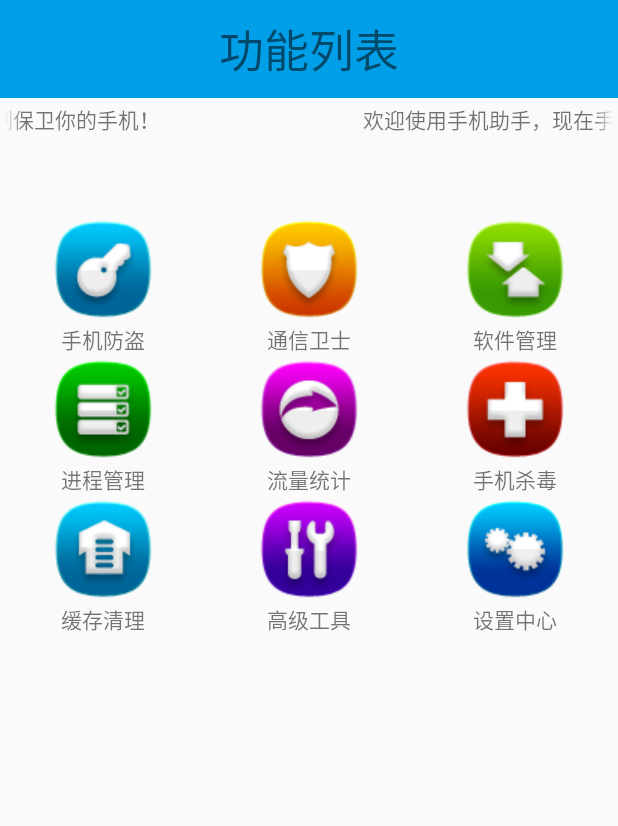
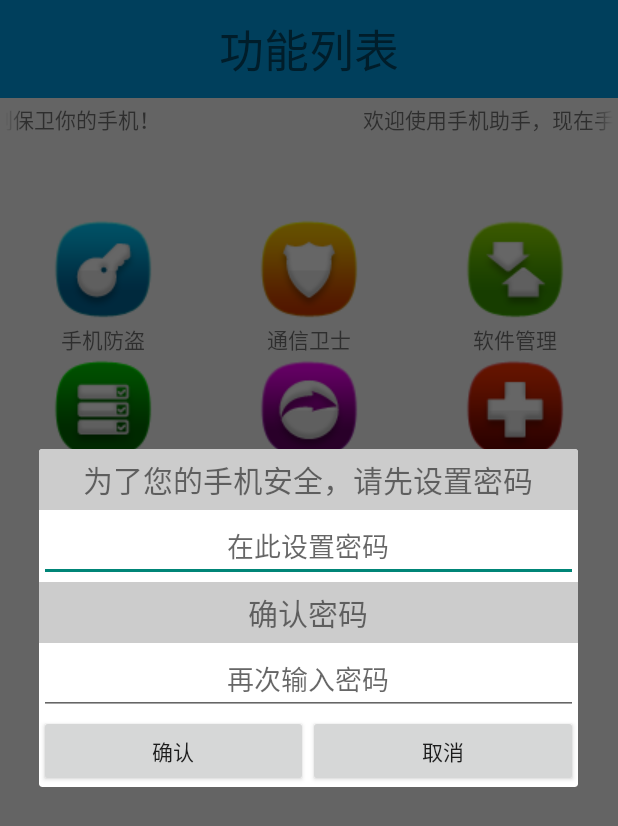
Before and after one commit to huuugh/AndroidPhoneManager, an Android app: the screen it shows after launch (HomeActivity), after a tap on "手机防盗", on a phone screen of 412 x 824 dp. Shown: the top 826 px of the screen. Run offline under Robolectric (Android 15) with nearby library versions, the light colour scheme and no system bars.

Commit message:
手机防盗的进入时设置密码和输入密码

```diff
--- a/PhoneManager/src/main/AndroidManifest.xml
+++ b/PhoneManager/src/main/AndroidManifest.xml
@@ -20,7 +20,8 @@
             </intent-filter>
         </activity>
         <activity android:name=".Activity.HomeActivity" />
-        <activity android:name=".Activity.SettingCenterActivity"></activity>
+        <activity android:name=".Activity.SettingCenterActivity" />
+        <activity android:name=".Activity.PhoneBakActivity"></activity>
     </application>
 
 </manifest>
--- a/PhoneManager/src/main/java/com/app/hugh/androidphonemanager/Activity/HomeActivity.java
+++ b/PhoneManager/src/main/java/com/app/hugh/androidphonemanager/Activity/HomeActivity.java
@@ -1,19 +1,25 @@
 package com.app.hugh.androidphonemanager.Activity;
 
+import android.app.AlertDialog;
 import android.content.Intent;
 import android.support.v7.app.ActionBar;
 import android.support.v7.app.ActionBarActivity;
 import android.os.Bundle;
+import android.util.Log;
 import android.view.View;
 import android.view.ViewGroup;
 import android.widget.AdapterView;
 import android.widget.BaseAdapter;
+import android.widget.Button;
+import android.widget.EditText;
 import android.widget.GridView;
 import android.widget.ImageView;
 import android.widget.TextView;
 import android.widget.Toast;
 
+import com.app.hugh.androidphonemanager.Application.DataShareApplication;
 import com.app.hugh.androidphonemanager.R;
+import com.app.hugh.androidphonemanager.Utils.MD5_Utils;
 
 public class HomeActivity extends ActionBarActivity {
 
@@ -73,14 +79,35 @@ public class HomeActivity extends ActionBarActivity {
 
     class FuncListOnclickListener implements AdapterView.OnItemClickListener {
 
+        private EditText et_dialog_inputpsw;
+        private String psw_phoneBak;
+        private Button bt_dialog_confirminput;
+        private Button bt_dialog_cancelinput;
+        private AlertDialog inputalertDialog;
+        private EditText et_dialog_setpsw;
+        private EditText et_dialog_cofirmsetpsw;
+        private Button bt_dialog_confirmset;
+        private Button bt_dialog_cancelset;
+        private AlertDialog setalertDialog;
+
         @Override
         public void onItemClick(AdapterView<?> parent, View view, int position, long id)
         {
             switch (position)
             {
                 case 0:
-                    Toast.makeText(HomeActivity.this, "手机防盗", Toast.LENGTH_SHORT).show();
+                    /*打开手机防盗*/
+                    psw_phoneBak = DataShareApplication.getdata("psw_PhoneBak");
+                    if (psw_phoneBak!=null)
+                    {
+                        inputpsw();
+                    }
+                    else
+                    {
+                        setpsw();
+                    }
                     break;
+
                 case 1:
                     Toast.makeText(HomeActivity.this, "通信卫士", Toast.LENGTH_SHORT).show();
 
@@ -114,5 +141,105 @@ public class HomeActivity extends ActionBarActivity {
                     break;
             }
         }
+
+        private void setpsw()
+        {
+            /*显示设置密码的对话框*/
+            AlertDialog.Builder builder = new AlertDialog.Builder(HomeActivity.this);
+            View setinflate = View.inflate(HomeActivity.this, R.layout.setpswdialog, null);
+            builder.setView(setinflate);
+            setalertDialog = builder.create();
+            setalertDialog.show();
+            /*取出输入的内容*/
+            et_dialog_setpsw = (EditText) setinflate.findViewById(R.id.et_dialog_setpsw);
+            et_dialog_cofirmsetpsw = (EditText) setinflate.findViewById(R.id.et_dialog_cofirmsetpsw);
+            bt_dialog_confirmset = (Button) setinflate.findViewById(R.id.bt_dialog_confirmset);
+            bt_dialog_cancelset = (Button) setinflate.findViewById(R.id.bt_dialog_cancelset);
+            /*设置确定键监听*/
+            bt_dialog_confirmset.setOnClickListener(new View.OnClickListener() {
+                @Override
+                public void onClick(View v)
+                {
+                    String setpsw = et_dialog_setpsw.getText().toString();
+                    String setpswagain = et_dialog_cofirmsetpsw.getText().toString();
+                    if(setpsw.isEmpty()||setpswagain.isEmpty())
+                    {
+                        Toast.makeText(HomeActivity.this, "输入的内容不能为空", Toast.LENGTH_SHORT).show();
+                    }
+                    else
+                    {
+                        if(setpsw.equals(setpswagain))
+                        {
+                            /*设置密码成功，保存密码(加密)，停顿两秒进入手机防盗页面*/
+                            DataShareApplication.savedata("psw_PhoneBak", MD5_Utils.pressure_tight(setpsw));
+                            setalertDialog.dismiss();
+                            startActivity(new Intent(HomeActivity.this, PhoneBakActivity.class));
+                        }
+                        else
+                        {
+                            Toast.makeText(HomeActivity.this, "两次输入的密码不一致", Toast.LENGTH_SHORT).show();
+                        }
+                    }
+                }
+            });
+            /*设置取消键监听*/
+            bt_dialog_cancelset.setOnClickListener(new View.OnClickListener() {
+                @Override
+                public void onClick(View v)
+                {
+                    setalertDialog.dismiss();
+                }
+            });
+        }
+
+        private void inputpsw()
+        {
+            /*显示输入密码的对话框*/
+            AlertDialog.Builder builder = new AlertDialog.Builder(HomeActivity.this);
+            View inputinflate = View.inflate(HomeActivity.this, R.layout.inputpswdialog,null);
+            builder.setView(inputinflate);
+            inputalertDialog = builder.create();
+            inputalertDialog.show();
+            /*取出输入的内容*/
+            et_dialog_inputpsw = (EditText) inputinflate.findViewById(R.id.et_dialog_inputpsw);
+            bt_dialog_confirminput = (Button) inputinflate.findViewById(R.id.bt_dialog_confirminput);
+            bt_dialog_cancelinput = (Button) inputinflate.findViewById(R.id.bt_dialog_cancelinput);
+            /*设置确认键监听*/
+            bt_dialog_confirminput.setOnClickListener(new View.OnClickListener()
+            {
+                @Override
+                public void onClick(View v)
+                {
+                    Log.e("bt_dialog_confirminput", "确认");
+                    String inputpsw = et_dialog_inputpsw.getText().toString();
+                    String pressure_tight = MD5_Utils.pressure_tight(inputpsw);
+                    if (!pressure_tight.isEmpty())
+                    {
+                        if (pressure_tight.equals(psw_phoneBak))
+                        {
+                            inputalertDialog.dismiss();
+                            startActivity(new Intent(HomeActivity.this,PhoneBakActivity.class));
+                        }
+                        else
+                        {
+                            Toast.makeText(HomeActivity.this, "密码错误，请重新输入", Toast.LENGTH_SHORT).show();
+                        }
+                    } else
+                    {
+                        Toast.makeText(HomeActivity.this, "输入密码不能为空", Toast.LENGTH_SHORT).show();
+                    }
+                }
+            });
+            /*设置取消键监听*/
+            bt_dialog_cancelinput.setOnClickListener(new View.OnClickListener()
+            {
+                @Override
+                public void onClick(View v)
+                {
+                    Log.e("bt_dialog_cancelinput","取消");
+                    inputalertDialog.dismiss();
+                }
+            });
+        }
     }
 }
--- a/PhoneManager/src/main/java/com/app/hugh/androidphonemanager/Activity/SplashActivity.java
+++ b/PhoneManager/src/main/java/com/app/hugh/androidphonemanager/Activity/SplashActivity.java
@@ -43,6 +43,7 @@ public class SplashActivity extends ActionBarActivity {
     final  int GET_OK = 1;
     private ProgressDialog pd;
     private TextView tv_splash_version;
+    private String path;
 
     @Override
     protected void onCreate(Bundle savedInstanceState) {
@@ -51,6 +52,8 @@ public class SplashActivity extends ActionBarActivity {
         /*隐藏ActionBar*/
         ActionBar actionBar = getSupportActionBar();
         actionBar.hide();
+        /*取出服务器地址*/
+        path=DataShareApplication.path;
 
         tv_splash_version = (TextView) findViewById(R.id.tv_splash_version);
         getCurrentVersion();
@@ -99,7 +102,7 @@ public class SplashActivity extends ActionBarActivity {
             e.printStackTrace();
         }
         /*此处生设置在Splash页面显示版本号*/
-        tv_splash_version.setText("Version: "+CurrentVersionCode+".0");
+        tv_splash_version.setText("ver: "+CurrentVersionCode+".0");
         return CurrentVersionCode;
     }
 
@@ -111,7 +114,7 @@ public class SplashActivity extends ActionBarActivity {
             @Override
             public void run() {
                 try {
-                    URL url = new URL("http://192.168.3.69/Android_NetWork/newversion.json");
+                    URL url = new URL(path+"/newversion.json");
                     HttpURLConnection urlConn = (HttpURLConnection) url.openConnection();
                     urlConn.setRequestMethod("GET");
                     urlConn.setConnectTimeout(5000);
@@ -203,7 +206,7 @@ public class SplashActivity extends ActionBarActivity {
                                         //开始下载
                                         Toast.makeText(SplashActivity.this, "开始下载", Toast.LENGTH_SHORT).show();
                                         AsyncHttpClient client = new AsyncHttpClient();
-                                        client.get("http://192.168.3.69/Android_NetWork"+info[2],new NewResponseHandler());
+                                        client.get(path+info[2],new NewResponseHandler());
                                     }
                                 })
                                 .setNegativeButton("下次再说", new DialogInterface.OnClickListener()
--- a/PhoneManager/src/main/java/com/app/hugh/androidphonemanager/Application/DataShareApplication.java
+++ b/PhoneManager/src/main/java/com/app/hugh/androidphonemanager/Application/DataShareApplication.java
@@ -10,11 +10,29 @@ public class DataShareApplication extends Application
 {
 
     public static SharedPreferences sp;
+    public static String path;
+    private static SharedPreferences.Editor edit;
 
     @Override
     public void onCreate()
     {
         super.onCreate();
+        /*初始化SharePreference*/
         sp = getSharedPreferences("Config", MODE_PRIVATE);
+        edit = sp.edit();
+        /*初始化路径*/
+        path="http://192.168.3.69/Android_NetWork";
+    }
+    public static void savedata(String key,String value)
+    {
+        edit = sp.edit();
+        edit.putString(key,value);
+        edit.commit();
+    }
+
+    public static String getdata(String key)
+    {
+        String value = sp.getString(key, null);
+        return value;
     }
 }
--- a/PhoneManager/src/main/res/layout/activity_splash.xml
+++ b/PhoneManager/src/main/res/layout/activity_splash.xml
@@ -4,14 +4,13 @@
     android:layout_width="match_parent"
     android:layout_height="match_parent"
     tools:context=".Activity.SplashActivity"
-    android:background="@drawable/splash_bg">
+    android:background="@drawable/splash">
 
     <TextView
         android:layout_width="wrap_content"
         android:layout_height="wrap_content"
-        android:text="Version"
         android:layout_centerInParent="true"
-        android:paddingTop="120dp"
+        android:paddingTop="200dp"
         android:textSize="15sp"
         android:gravity="center"
         android:id="@+id/tv_splash_version"
--- /dev/null
+++ b/PhoneManager/src/main/res/layout/setpswdialog.xml
@@ -0,0 +1,60 @@
+<?xml version="1.0" encoding="utf-8"?>
+<LinearLayout xmlns:android="http://schemas.android.com/apk/res/android"
+    android:orientation="vertical"
+    android:layout_width="match_parent"
+    android:layout_height="match_parent">
+
+    <TextView
+        android:layout_width="match_parent"
+        android:layout_height="wrap_content"
+        android:text="为了您的手机安全，请先设置密码"
+        android:textSize="20sp"
+        android:padding="5dp"
+        android:gravity="center"
+        android:background="#CCC"/>
+
+    <EditText
+        android:layout_width="match_parent"
+        android:layout_height="wrap_content"
+        android:hint="在此设置密码"
+        android:gravity="center"
+        android:id="@+id/et_dialog_setpsw"/>
+
+
+    <TextView
+        android:layout_width="match_parent"
+        android:layout_height="wrap_content"
+        android:text="确认密码"
+        android:textSize="20sp"
+        android:padding="5dp"
+        android:gravity="center"
+        android:background="#CCC"/>
+
+    <EditText
+        android:layout_width="match_parent"
+        android:layout_height="wrap_content"
+        android:hint="再次输入密码"
+        android:gravity="center"
+        android:id="@+id/et_dialog_cofirmsetpsw"/>
+
+    <LinearLayout
+        android:orientation="horizontal"
+        android:layout_width="match_parent"
+        android:layout_height="wrap_content">
+
+        <Button
+            android:layout_width="0dp"
+            android:layout_height="wrap_content"
+            android:layout_weight="1"
+            android:text="确认"
+            android:id="@+id/bt_dialog_confirmset"/>
+
+        <Button
+            android:layout_width="0dp"
+            android:layout_height="wrap_content"
+            android:layout_weight="1"
+            android:text="取消"
+            android:id="@+id/bt_dialog_cancelset"/>
+    </LinearLayout>
+
+</LinearLayout>
--- a/PhoneManager/src/main/res/layout/settingitem.xml
+++ b/PhoneManager/src/main/res/layout/settingitem.xml
@@ -4,9 +4,9 @@
     android:orientation="vertical"
     android:layout_width="match_parent"
     android:layout_height="wrap_content"
-    android:background="#ccc"
-    android:layout_marginTop="1dp"
-    android:layout_marginBottom="1dp">
+    android:background="#CCC"
+    android:layout_marginTop="2dp"
+    android:layout_marginBottom="2dp">
 
     <TextView
         android:layout_width="wrap_content"
```
Also changed, not shown: PhoneManager/src/main/java/com/app/hugh/androidphonemanager/Activity/PhoneBakActivity.java (added, +15 -0 lines), PhoneManager/src/main/java/com/app/hugh/androidphonemanager/Utils/MD5_Utils.java (added, +55 -0 lines), PhoneManager/src/main/res/layout/activity_phone_bak.xml (added, +12 -0 lines), PhoneManager/src/main/res/layout/inputpswdialog.xml (added, +43 -0 lines).
